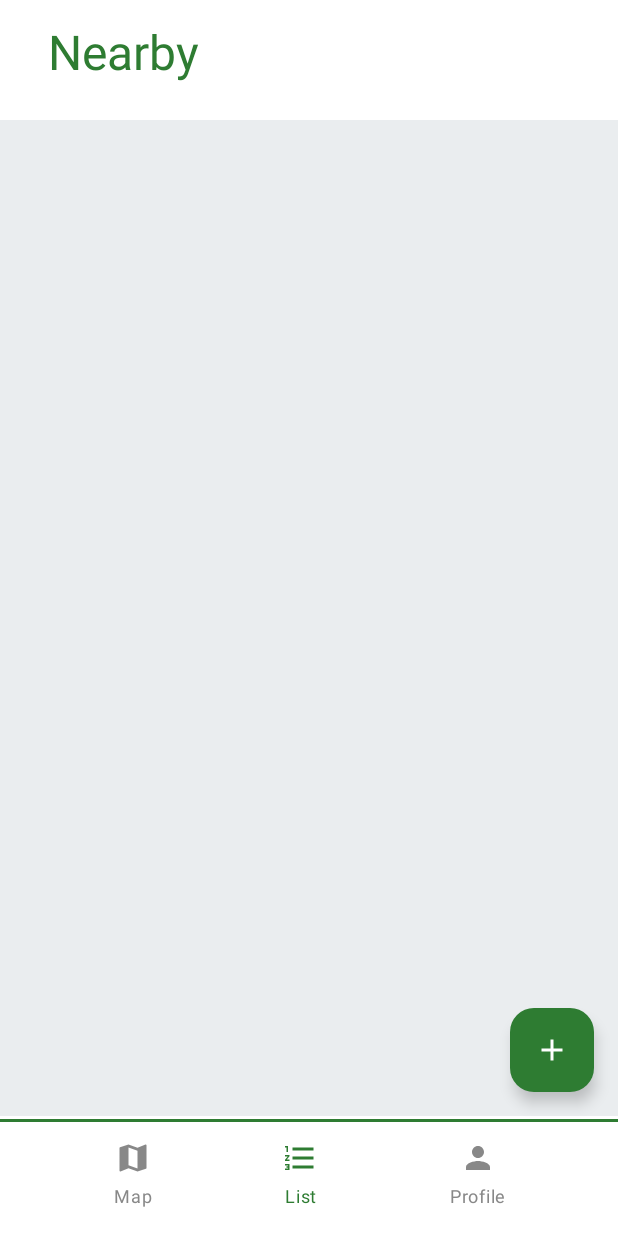
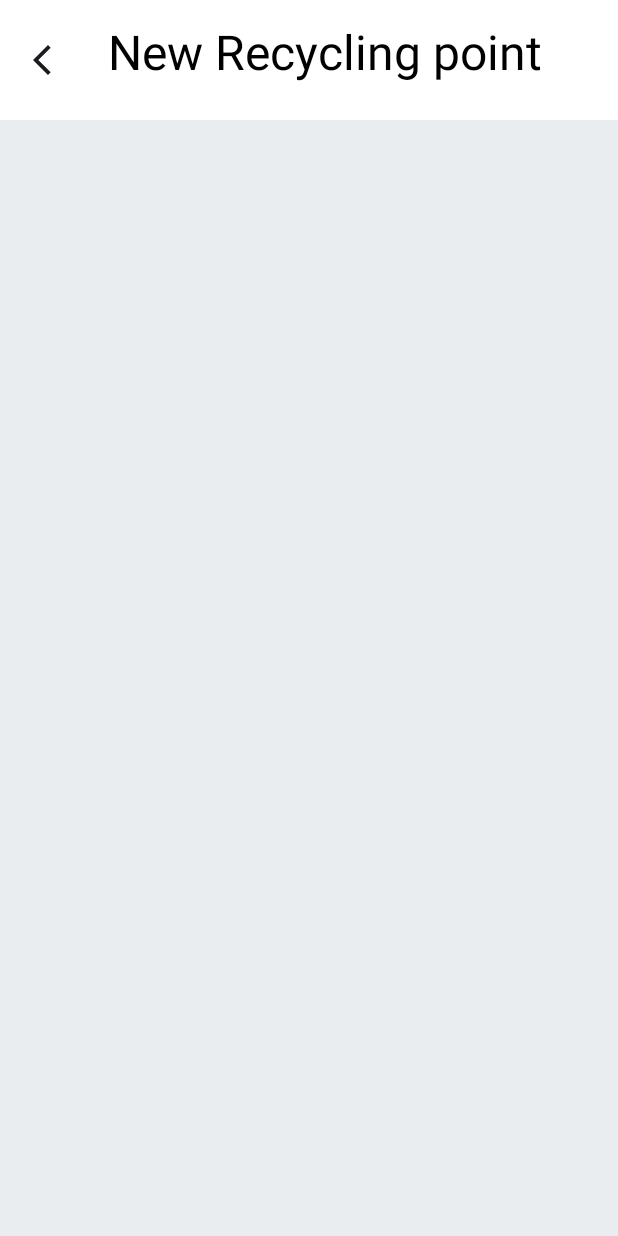
Before and after one commit to watchs2/EcoMap, an Android app built with Jetpack Compose: the ListViewScreen screen opened through its navigation route, after a tap on "Add", on a phone screen of 412 x 824 dp. Run offline under Robolectric (Android 15) with nearby library versions, the phone set to English and light mode, and no system bars; our stand-ins replace Firebase (no records; nobody signed in at launch, a user with empty details on screens opened directly).

```diff
--- a/app/src/main/java/amov/a2020157100/ecomap/ui/MainActivity.kt
+++ b/app/src/main/java/amov/a2020157100/ecomap/ui/MainActivity.kt
@@ -6,6 +6,7 @@ import amov.a2020157100.ecomap.ui.screens.MainScreen
 import amov.a2020157100.ecomap.ui.screens.MapViewScreen
 import amov.a2020157100.ecomap.ui.screens.ProfileScreen
 import amov.a2020157100.ecomap.ui.screens.RegisterScreen
+import amov.a2020157100.ecomap.ui.screens.AddEcopontoScreen
 import amov.a2020157100.ecomap.ui.theme.EcoMapTheme
 import amov.a2020157100.ecomap.ui.viewmodels.FirebaseViewModel
 import android.os.Bundle
@@ -27,6 +28,7 @@ class MainActivity : ComponentActivity() {
         const val MAPVIEW_SCREEN = "MapView"
         const val LISTVIEW_SCREEN = "ListView"
         const val PROFILE_SCREEN = "Profile"
+        const val ADDECOPONTO_SCREEN = "AddEcoponto"
     }
 
     private val viewModel : FirebaseViewModel by viewModels()
@@ -93,6 +95,9 @@ class MainActivity : ComponentActivity() {
                         composable(PROFILE_SCREEN) {
                             ProfileScreen(navController)
                         }
+                        composable(ADDECOPONTO_SCREEN) {
+                            AddEcopontoScreen(navController)
+                        }
                     }
                 }
             }
--- /dev/null
+++ b/app/src/main/java/amov/a2020157100/ecomap/ui/screens/AddEcopontoScreen.kt
@@ -0,0 +1,173 @@
+package amov.a2020157100.ecomap.ui.screens
+
+import amov.a2020157100.ecomap.ui.composables.AppBottomBar
+import androidx.compose.foundation.background
+import androidx.compose.foundation.layout.Arrangement
+import androidx.compose.foundation.layout.Box
+import androidx.compose.foundation.layout.Column
+import androidx.compose.foundation.layout.PaddingValues
+import androidx.compose.foundation.layout.fillMaxSize
+import androidx.compose.foundation.layout.fillMaxWidth
+import androidx.compose.foundation.layout.padding
+import androidx.compose.foundation.lazy.LazyColumn
+import androidx.compose.material.icons.Icons
+import androidx.compose.material.icons.filled.Add
+import androidx.compose.material3.BottomAppBar
+import androidx.compose.material3.ExperimentalMaterial3Api
+import androidx.compose.material3.FloatingActionButton
+import androidx.compose.material3.Icon
+import androidx.compose.material3.MaterialTheme
+import androidx.compose.material3.Scaffold
+import androidx.compose.material3.Text
+import androidx.compose.material3.TopAppBar
+import androidx.compose.material3.TopAppBarDefaults
+import androidx.compose.runtime.Composable
+import androidx.compose.runtime.mutableStateOf
+import androidx.compose.runtime.remember
+import androidx.compose.ui.Modifier
+import androidx.compose.ui.graphics.Color
+import androidx.compose.ui.unit.dp
+import androidx.navigation.NavHostController
+import androidx.compose.material3.IconButton
+import androidx.compose.material.icons.filled.ArrowBackIosNew
+
+
+
+/*
+    val id: String,
+
+    //localização
+    val latitude: Double,
+    val longitude: Double,
+
+    //info
+    val tipo: Tipo,
+    val picture: String?,
+    val condicao: Condicao,
+    val observacoes: String?,
+    val estado: Estado,
+
+    val nConfirmados: Int = 0,
+    val nEliminados: Int = 0,
+
+    AZUL → Blue bin → for paper and cardboard
+
+VERDE → Green bin → for glass
+
+AMARELO → Yellow bin → for plastic and metal packaging
+
+VERMELHO → Red bin → for hazardous waste (ou às vezes batteries/electronics, depende do país)
+
+INDIFERENCIADO → Grey bin (ou Black bin, dependendo do sistema) → for general waste / no
+
+ */
+
+val blueBinColor = Color(0xFF2196F3)
+val greenBinColor = Color(0xFF4CAF50)
+val yellowBinColor = Color(0xFFFFEB3B)
+val redBinColor = Color(0xFFC0172F)
+val blackBinColor = Color(0xFF1A1A19)
+
+@OptIn(ExperimentalMaterial3Api::class)
+@Composable
+fun AddEcopontoScreen(
+    navController: NavHostController,
+    modifier: Modifier = Modifier
+){
+    //localização
+    val latitude = remember { mutableStateOf("") }
+    val longitude= remember { mutableStateOf("") }
+    //info
+    val tipo = remember { mutableStateOf("") }
+    val picture= remember { mutableStateOf("") }
+    val condicao= remember { mutableStateOf("") }
+    val observacoes= remember { mutableStateOf("") }
+    val estado= remember { mutableStateOf("") }
+
+    Scaffold(
+        topBar = {
+            TopAppBar(
+                title = {
+                    // Mantive a sua estrutura original para o título
+                    Column(
+                        modifier = Modifier
+                            .fillMaxWidth()
+                            .background(Branco) // Use a sua cor definida
+                            .padding(bottom = 16.dp)
+                    ) {
+                        Text(
+                            text = "New Recycling point",
+                            style = MaterialTheme.typography.headlineLarge,
+                            color = Black, // Use a sua cor definida
+                            modifier = Modifier.padding(start = 16.dp, top = 16.dp, bottom = 8.dp)
+                        )
+                    }
+                },
+                colors = TopAppBarDefaults.topAppBarColors(
+                    containerColor = Branco, // Use a sua cor definida
+                    titleContentColor = Color.Black // Pode usar 'Black' se estiver definida
+                ),
+                navigationIcon = { // <-- 1. SETA ADICIONADA AQUI
+                    IconButton(onClick = {
+                        navController.popBackStack() // Ação para voltar atrás
+                    }) {
+                        Icon(
+                            imageVector = Icons.Default.ArrowBackIosNew,
+                            contentDescription = "Voltar" // Importante para acessibilidade
+                        )
+                    }
+                }
+                // 2. Para NÃO ter o botão "Guardar", basta não definir o parâmetro 'actions'.
+                // O seu código já estava correto nessa parte.
+            )
+        },
+        content = { paddingValues ->
+            LazyColumn(
+                modifier = Modifier
+                    .padding(paddingValues)
+                    .background(CinzentoClaro)
+                    .fillMaxSize()
+                    .padding(horizontal = 16.dp),
+                verticalArrangement = Arrangement.spacedBy(16.dp),
+                contentPadding = PaddingValues(vertical = 16.dp)
+            ){
+                item{
+
+                }
+            }
+
+        },
+
+    )
+
+
+}
+
+@Composable
+private fun MyTtitle(title: String){
+    Text(
+        text = title,
+        style = MaterialTheme.typography.titleMedium,
+        modifier = Modifier.padding(bottom = 8.dp)
+    )
+}
+
+@Composable
+private fun EcopontoTypeSection(
+    selected: String,
+    onTypeSelected: (String)-> Unit
+){
+    val types = mapOf(
+        "Blue bin" to blueBinColor,
+
+    )
+
+}
+/*
+
+val blueBinColor = Color(0xFF2196F3)
+val greenBinColor = Color(0xFF4CAF50)
+val yellowBinColor = Color(0xFFFFEB3B)
+val redBinColor = Color(0xFFC0172F)
+val blackBinColor = Color(0xFF1A1A19)
+ */
--- a/app/src/main/java/amov/a2020157100/ecomap/ui/screens/ListViewScreen.kt
+++ b/app/src/main/java/amov/a2020157100/ecomap/ui/screens/ListViewScreen.kt
@@ -1,5 +1,6 @@
 package amov.a2020157100.ecomap.ui.screens
 
+import amov.a2020157100.ecomap.ui.MainActivity
 import amov.a2020157100.ecomap.ui.composables.AppBottomBar
 import androidx.compose.foundation.background
 import androidx.compose.foundation.layout.Arrangement
@@ -108,7 +109,7 @@ fun ListViewScreen(
 
                 FloatingActionButton(
                     containerColor = Green,
-                    onClick = { /* Todo */ }
+                    onClick = { navController.navigate(MainActivity.ADDECOPONTO_SCREEN) }
                 ) {
                     Icon(Icons.Filled.Add, tint = Branco, contentDescription = "Add")
                 }
--- a/app/src/main/java/amov/a2020157100/ecomap/ui/screens/MapViewScreen.kt
+++ b/app/src/main/java/amov/a2020157100/ecomap/ui/screens/MapViewScreen.kt
@@ -1,6 +1,7 @@
 package amov.a2020157100.ecomap.ui.screens
 
 
+import amov.a2020157100.ecomap.ui.MainActivity
 import amov.a2020157100.ecomap.ui.composables.AppBottomBar
 import androidx.compose.material3.ExperimentalMaterial3Api
 import androidx.compose.foundation.background
@@ -119,7 +120,7 @@ fun MapViewScreen(
                 }
                 FloatingActionButton(
                     containerColor = Green,
-                    onClick = { /* Todo */ }
+                    onClick = { navController.navigate(MainActivity.ADDECOPONTO_SCREEN) }
                 ) {
                     Icon(Icons.Filled.Add, tint = Branco, contentDescription = "Add")
                 }
--- /dev/null
+++ b/app/src/main/res/xml/file_paths.xml
@@ -0,0 +1,5 @@
+<?xml version="1.0" encoding="utf-8"?>
+<paths xmlns:android="http://schemas.android.com/apk/res/android">
+    <external-files-path name="my_images" path="Pictures" />
+    <external-cache-path name="my_cache"  path="." />
+</paths>
```
Also changed, not shown: app/src/main/AndroidManifest.xml (+17 -0 lines), app/src/main/java/amov/a2020157100/ecomap/EcoMap.kt (+8 -0 lines), app/src/main/java/amov/a2020157100/ecomap/utils/location/LocationManagerHandler.kt (deleted, +0 -48 lines), app/src/main/java/amov/a2020157100/ecomap/model/Ecoponto.kt (renamed from app/src/main/java/amov/a2020157100/ecomap/model/EcoPonto.kt).
